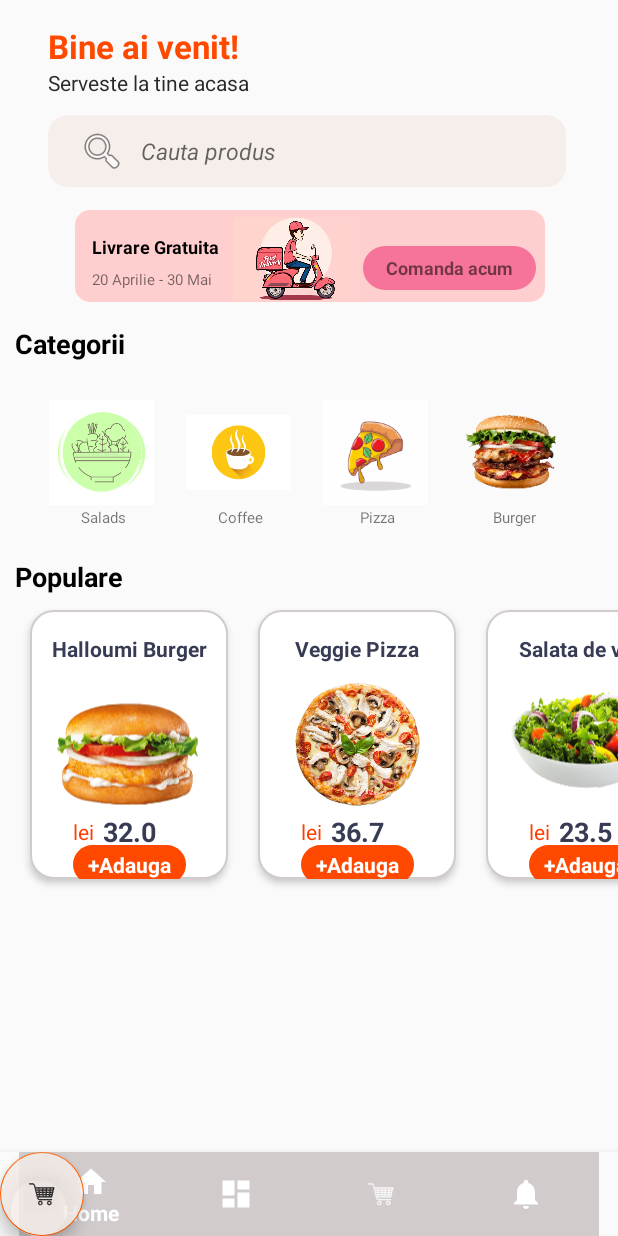
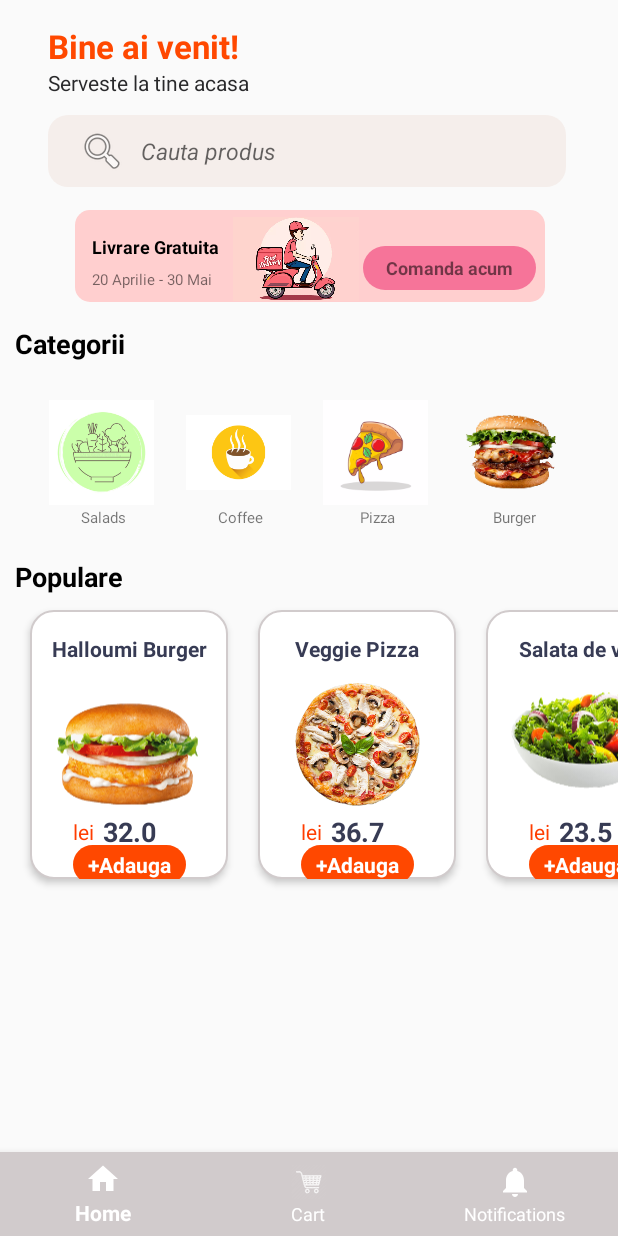
Before and after one commit to CostrunLarisa/FoodDelivery-App, an Android app: the MainActivity screen opened directly, with no data from a screen before it, on a phone screen of 412 x 824 dp. Run offline under Robolectric (Android 15) with nearby library versions, the phone set to English and light mode, and no system bars.

Commit message:
Bottom Navigation details

```diff
--- a/ProiectAndroid/app/src/main/AndroidManifest.xml
+++ b/ProiectAndroid/app/src/main/AndroidManifest.xml
@@ -31,6 +31,13 @@
                 <category android:name="android.intent.category.LAUNCHER" />
             </intent-filter>
         </activity>
+        <service android:name=".Service.PushNotificationService" android:exported="false">
+            <intent-filter>
+                <action android:name="com.google.firebase.MESSAGING_EVENT">
+
+                </action>
+            </intent-filter>
+        </service>
     </application>
 
 </manifest>
--- a/ProiectAndroid/app/src/main/res/layout/activity_main.xml
+++ b/ProiectAndroid/app/src/main/res/layout/activity_main.xml
@@ -13,7 +13,20 @@
         android:id="@+id/frame_container"
         android:layout_width="match_parent"
         android:layout_height="match_parent"
-        app:layout_behavior="@string/appbar_scrolling_view_behavior" />
+        app:layout_behavior="@string/appbar_scrolling_view_behavior" >
+
+        <com.google.android.material.bottomnavigation.BottomNavigationView
+            android:id="@+id/navigation"
+            android:layout_width="match_parent"
+            android:layout_height="wrap_content"
+            android:layout_gravity="bottom"
+            android:background="?android:attr/windowBackground"
+            android:foreground="?attr/selectableItemBackground"
+            app:itemBackground="@color/faded_gray"
+            app:itemIconTint="@android:color/white"
+            app:itemTextColor="@android:color/white"
+            app:menu="@menu/navigation" />
+    </FrameLayout>
 
     <ScrollView
         android:id="@+id/scrollView"
@@ -206,32 +219,4 @@
         </LinearLayout>
     </ScrollView>
 
-    <com.google.android.material.bottomnavigation.BottomNavigationView
-        android:id="@+id/navigation"
-        android:layout_width="match_parent"
-        android:layout_height="wrap_content"
-        android:layout_gravity="bottom"
-        android:background="?android:attr/windowBackground"
-        android:foreground="?attr/selectableItemBackground"
-        app:itemBackground="@color/faded_gray"
-        app:itemIconTint="@android:color/white"
-        app:itemTextColor="@android:color/white"
-        app:menu="@menu/navigation" >
-
-        <com.google.android.material.floatingactionbutton.FloatingActionButton
-            android:id="@+id/floatingActionButton2"
-            android:layout_width="wrap_content"
-            android:layout_height="wrap_content"
-            android:backgroundTint="@color/gray"
-            android:contentDescription="@string/bottom_sheet_behavior"
-            android:elevation="3dp"
-            android:src="@drawable/ic_shoppingcart"
-            android:theme="@style/MyMaterialTheme"
-            app:backgroundTint="#ff5e00"
-            app:layout_constraintStart_toStartOf="parent"
-            app:layout_constraintTop_toTopOf="parent">
-
-        </com.google.android.material.floatingactionbutton.FloatingActionButton>
-    </com.google.android.material.bottomnavigation.BottomNavigationView>
-
 </androidx.coordinatorlayout.widget.CoordinatorLayout>
--- a/ProiectAndroid/app/src/main/res/menu/navigation.xml
+++ b/ProiectAndroid/app/src/main/res/menu/navigation.xml
@@ -4,12 +4,6 @@
         android:id="@+id/navigation_home"
         android:icon="@drawable/ic_home_black_24dp"
         android:title="@string/title_home" />
-
-    <item
-        android:id="@+id/navigation_dashboard"
-        android:icon="@drawable/ic_dashboard_black_24dp"
-        android:title="@string/title_dashboard" />
-
     <item
         android:id="@+id/navigation_cart"
         android:icon="@drawable/ic_shoppingcart"
```
